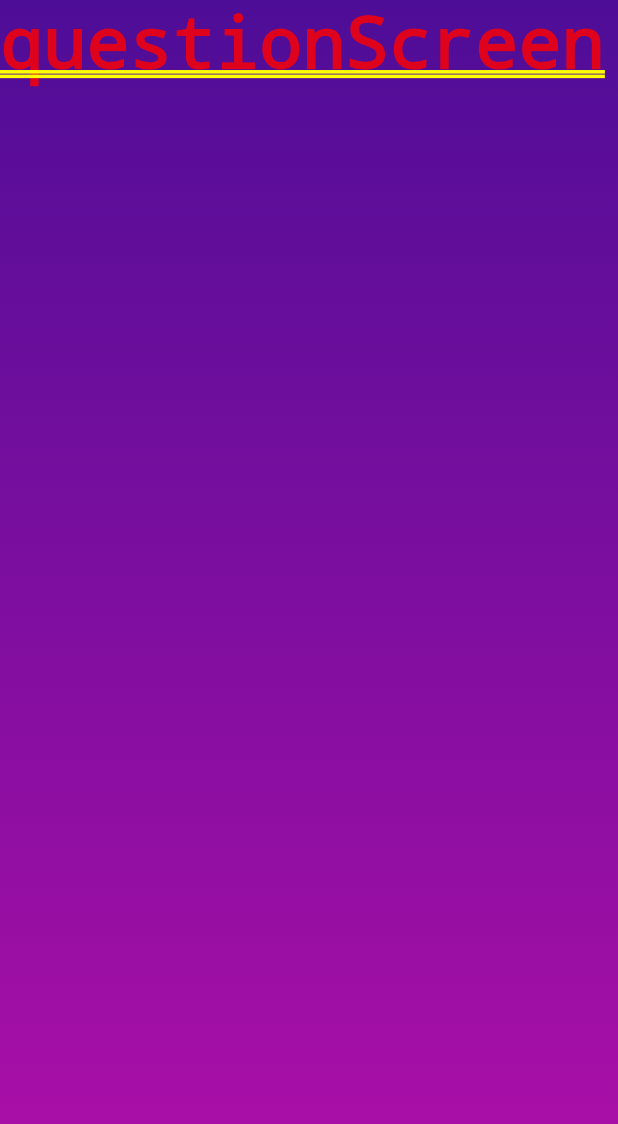
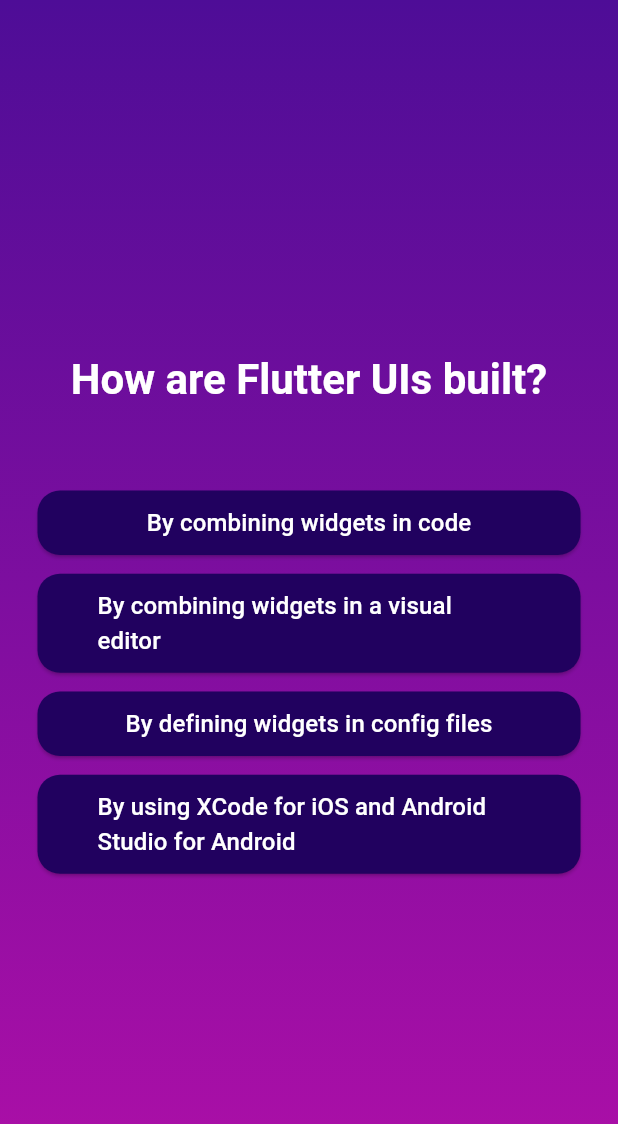
Before and after one commit to Pratham1803/FlutterPractice, a Flutter app: the screen it shows after launch, after a tap on "Start Quiz", on a phone screen of 412 x 824 dp. Shown: the top 1124 px of the screen. Run offline on Flutter 3.47's test engine with Material 3 defaults, Android fonts, the phone set to English and light mode, and no system bars; Roboto replaces fonts that are missing (arial).

Commit message:
setup que & ans screen style

```diff
--- a/quiz_app/lib/Quiz.dart
+++ b/quiz_app/lib/Quiz.dart
@@ -4,6 +4,7 @@ import 'package:quiz_app/start.dart';
 
 class Quiz extends StatefulWidget {
   const Quiz({super.key});
+
   @override
   State<Quiz> createState() {
     return _QuizState();
@@ -11,22 +12,33 @@ class Quiz extends StatefulWidget {
 }
 
 class _QuizState extends State<Quiz> {
-  Widget? activeScreen;
+  var activeScreen = 'start-screen';
 
-  @override
-  void initState() {
-    activeScreen = Start(switchScreen);
-    super.initState();
-  }
+  // 1. first way to change the screen by passing screen instance in variable
+  // Widget? activeScreen;
+  // @override
+  // void initState() {
+  //   activeScreen = Start(switchScreen);
+  //   super.initState();
+  // }
 
   void switchScreen() {
     setState(() {
-      activeScreen = QuestionScreen();
+      activeScreen = 'question-screen';
     });
   }
 
   @override
   Widget build(BuildContext context) {
+    // final screenWidget =
+    //     activeScreen == 'start-screen' ? Start(switchScreen) : QuestionScreen();
+
+    Widget screenWidget = Start(switchScreen);
+
+    if(activeScreen == 'question-screen') {
+      screenWidget = const QuestionScreen();
+    }
+
     return MaterialApp(
       home: Container(
         decoration: const BoxDecoration(
@@ -39,7 +51,7 @@ class _QuizState extends State<Quiz> {
             end: Alignment.bottomCenter,
           ),
         ),
-        child: activeScreen,
+        child: screenWidget,
       ),
     );
   }
--- /dev/null
+++ b/quiz_app/lib/data/question.dart
@@ -0,0 +1,55 @@
+import 'package:quiz_app/models/questions.model.dart';
+
+const questions = [
+  QuestionModel(
+    'What are the main building blocks of Flutter UIs?',
+    [
+      'Widgets',
+      'Components',
+      'Blocks',
+      'Functions',
+    ],
+  ),
+  QuestionModel('How are Flutter UIs built?', [
+    'By combining widgets in code',
+    'By combining widgets in a visual editor',
+    'By defining widgets in config files',
+    'By using XCode for iOS and Android Studio for Android',
+  ]),
+  QuestionModel(
+    'What\'s the purpose of a StatefulWidget?',
+    [
+      'Update UI as data changes',
+      'Update data as UI changes',
+      'Ignore data changes',
+      'Render UI that does not depend on data',
+    ],
+  ),
+  QuestionModel(
+    'Which widget should you try to use more often: StatelessWidget or StatefulWidget?',
+    [
+      'StatelessWidget',
+      'StatefulWidget',
+      'Both are equally good',
+      'None of the above',
+    ],
+  ),
+  QuestionModel(
+    'What happens if you change data in a StatelessWidget?',
+    [
+      'The UI is not updated',
+      'The UI is updated',
+      'The closest StatefulWidget is updated',
+      'Any nested StatefulWidgets are updated',
+    ],
+  ),
+  QuestionModel(
+    'How should you update data inside of StatefulWidgets?',
+    [
+      'By calling setState()',
+      'By calling updateData()',
+      'By calling updateUI()',
+      'By calling updateState()',
+    ],
+  ),
+];
--- /dev/null
+++ b/quiz_app/lib/models/questions.model.dart
@@ -0,0 +1,6 @@
+class QuestionModel{
+  const QuestionModel(this.question,this.answers);
+
+  final String question;
+  final List<String> answers;
+}
--- a/quiz_app/lib/question_screen.dart
+++ b/quiz_app/lib/question_screen.dart
@@ -1,6 +1,11 @@
 import 'package:flutter/material.dart';
+import 'package:quiz_app/style/text_style.dart';
+import 'package:quiz_app/style/answer_button.dart';
+import 'package:quiz_app/data/question.dart';
 
 class QuestionScreen extends StatefulWidget {
+  const QuestionScreen({super.key});
+
   @override
   State<StatefulWidget> createState() {
     return _QuestionScreenState();
@@ -10,6 +15,23 @@ class QuestionScreen extends StatefulWidget {
 class _QuestionScreenState extends State<QuestionScreen> {
   @override
   Widget build(BuildContext context) {
-    return const Text("questionScreen");
+    var currentQuestion = questions[1];
+
+    return Center(
+      child: Container(
+        margin: const EdgeInsets.all(20),
+        child: Column(
+          mainAxisSize: MainAxisSize.min,
+          crossAxisAlignment: CrossAxisAlignment.stretch,
+          children: [
+            TextStyleClass(currentQuestion.question, textType: 'heading'),
+            const SizedBox(height: 50),
+            ...currentQuestion.answers.map((answer) {
+              return AnswerButton(answer, () {});
+            }),
+          ],
+        ),
+      ),
+    );
   }
 }
--- /dev/null
+++ b/quiz_app/lib/style/answer_button.dart
@@ -0,0 +1,29 @@
+import 'package:flutter/material.dart';
+import 'package:quiz_app/style/text_style.dart';
+
+class AnswerButton extends StatelessWidget {
+  final String answer;
+
+  const AnswerButton(this.answer, this.onTap, {super.key});
+
+  final void Function() onTap;
+
+  @override
+  Widget build(BuildContext context) {
+    return Container(
+      margin: const EdgeInsets.all(5),
+      child: ElevatedButton(
+        onPressed: onTap,
+        style: ElevatedButton.styleFrom(
+          padding: const EdgeInsets.symmetric(vertical: 10, horizontal: 40),
+          backgroundColor: const Color.fromARGB(255, 33, 1, 95),
+          foregroundColor: Colors.white,
+          shape: RoundedRectangleBorder(
+            borderRadius: BorderRadius.circular(15),
+          ),
+        ),
+        child: TextStyleClass(answer),
+      ),
+    );
+  }
+}
--- /dev/null
+++ b/quiz_app/lib/style/text_style.dart
@@ -0,0 +1,31 @@
+import 'package:flutter/material.dart';
+
+class TextStyleClass extends StatelessWidget {
+  final String text;
+  final String textType;
+  final Color color;
+
+  const TextStyleClass(this.text,
+      {this.textType = '', this.color = Colors.white, super.key});
+  @override
+  Widget build(BuildContext context) {
+    if (textType == 'heading') {
+      return Text(
+        text,
+        textAlign: TextAlign.center,
+        style: TextStyle(
+            color: color,
+            fontSize: 28,
+            fontWeight: FontWeight.bold,
+            decorationThickness: 0,
+            fontFamily: 'arial'),
+      );
+    } else {
+      return Text(
+        text,
+        style: TextStyle(
+            color: color, fontSize: 16, fontFamily: 'arial'),
+      );
+    }
+  }
+}
```
